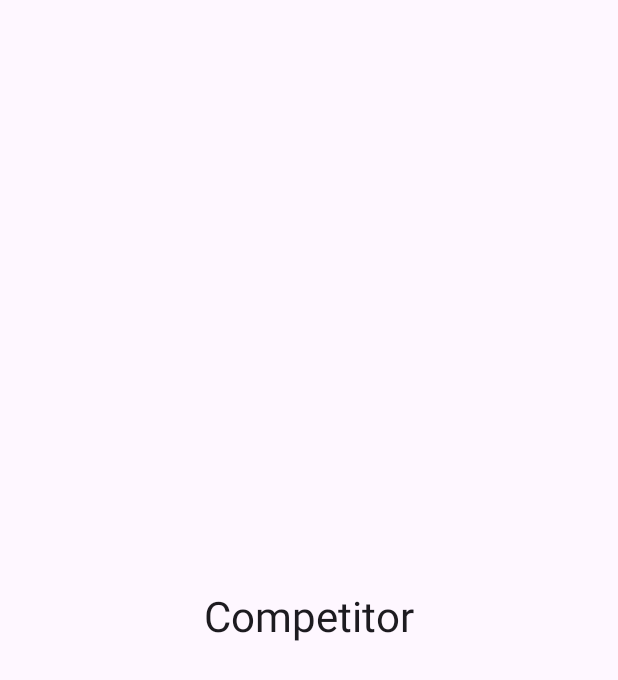
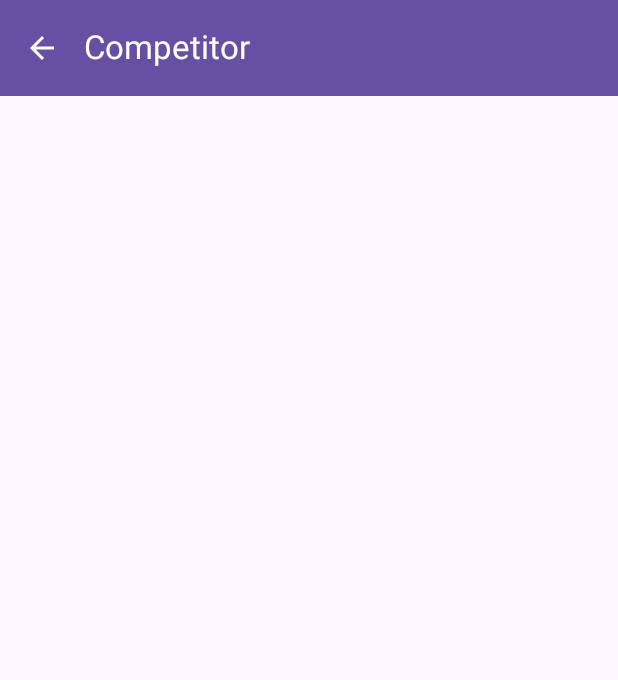
Before and after one commit to Sn11zy/MAD, an Android app built with Jetpack Compose: the CompetitorScreen screen opened through its navigation route, on a phone screen of 412 x 824 dp. Shown: the top 680 px of the screen. Run offline under Robolectric (Android 15) with nearby library versions, the phone set to English and light mode, and no system bars; our stand-ins replace Room's generated code.

Commit message:
headers for competitor and referee screens

```diff
--- a/app/src/main/java/com/example/sportsorganizer/MainActivity.kt
+++ b/app/src/main/java/com/example/sportsorganizer/MainActivity.kt
@@ -40,8 +40,12 @@ class MainActivity : ComponentActivity() {
                             HomeScreen(onNavigate = { route -> navController.navigate(route) })
                         }
                         composable("organize") { OrganizeScreen(competitionDao = db.competitionDao()) }
-                        composable("referee") { RefereeScreen() }
-                        composable("competitor") { CompetitorScreen() }
+                        composable("referee") { RefereeScreen(onUpPress = { navController.navigateUp()
+                        }) }
+                        composable("competitor") {
+                            CompetitorScreen(onUpPress = { navController.navigateUp()
+                                 })
+                        }
                         composable("about") {
                             AboutScreen(            onUpPress = { navController.navigateUp() }
                             )
--- a/app/src/main/java/com/example/sportsorganizer/ui/screens/CompetitorScreen.kt
+++ b/app/src/main/java/com/example/sportsorganizer/ui/screens/CompetitorScreen.kt
@@ -1,19 +1,78 @@
 package com.example.sportsorganizer.ui.screens
 
 import androidx.compose.foundation.layout.Box
+import androidx.compose.foundation.layout.Column
 import androidx.compose.foundation.layout.fillMaxSize
+import androidx.compose.foundation.layout.padding
+import androidx.compose.foundation.rememberScrollState
+import androidx.compose.foundation.verticalScroll
+import androidx.compose.material.icons.Icons
+import androidx.compose.material.icons.automirrored.filled.ArrowBack
+import androidx.compose.material3.ExperimentalMaterial3Api
+import androidx.compose.material3.Icon
+import androidx.compose.material3.IconButton
 import androidx.compose.material3.MaterialTheme
+import androidx.compose.material3.Scaffold
 import androidx.compose.material3.Text
+import androidx.compose.material3.TopAppBar
+import androidx.compose.material3.TopAppBarDefaults
 import androidx.compose.runtime.Composable
 import androidx.compose.ui.Alignment
 import androidx.compose.ui.Modifier
+import androidx.compose.ui.res.stringResource
+import androidx.compose.ui.text.font.FontWeight
+import androidx.compose.ui.text.style.TextAlign
+import androidx.compose.ui.tooling.preview.Preview
+import androidx.compose.ui.unit.dp
+import com.example.sportsorganizer.R
+import com.example.sportsorganizer.ui.theme.SportsOrganizerTheme
 
+@OptIn(ExperimentalMaterial3Api::class)
 @Composable
-fun CompetitorScreen() {
-    Box(
-        modifier = Modifier.fillMaxSize(),
-        contentAlignment = Alignment.Center
-    ) {
-        Text(text = "Competitor", style = MaterialTheme.typography.headlineMedium)
+fun CompetitorScreen(
+    onUpPress: () -> Unit
+) {
+
+    Scaffold(
+        topBar = {
+            TopAppBar(
+                title = { Text(stringResource(id = R.string.competitor_screen_title)) },
+                navigationIcon = {
+                    IconButton(onClick = onUpPress) {
+                        Icon(
+                            imageVector = Icons.AutoMirrored.Filled.ArrowBack,
+                            contentDescription = stringResource(id = R.string.navigate_back_description)
+                        )
+                    }
+                },
+                colors = TopAppBarDefaults.topAppBarColors(
+                    containerColor = MaterialTheme.colorScheme.primary,
+                    titleContentColor = MaterialTheme.colorScheme.onPrimary,
+                    navigationIconContentColor = MaterialTheme.colorScheme.onPrimary
+                )
+            )
+        }
+    ) {  innerPadding ->
+
+        Column(
+            modifier = Modifier
+                .padding(innerPadding)
+                .fillMaxSize()
+                .verticalScroll(rememberScrollState())
+                .padding(16.dp),
+            horizontalAlignment = Alignment.CenterHorizontally
+        ) {
+
+        }
+
     }
 }
+
+
+@Preview(showBackground = true)
+@Composable
+fun CompetitorScreenPreview() {
+    SportsOrganizerTheme {
+        CompetitorScreen(onUpPress = {})
+    }
+}
--- a/app/src/main/res/values/strings.xml
+++ b/app/src/main/res/values/strings.xml
@@ -4,4 +4,16 @@
     <string name="about_screen_title">About</string>
     <string name="about_screen_description">A mobile app designed for amateur sports competitions. The Sport Event Organizer helps event managers simplify planning and coordination by reducing manual work and paperwork. Organizers can easily create, manage, and track small-scale tournaments or matches through a streamlined interface.</string>
     <string name="navigate_back_description">Back</string>
+
+
+    <string name="competitor_screen_title">Competitor</string>
+
+    <string name="referee_screen_title">Referee</string>
+
+    <string name="organize_screen_title">Organize</string>
+
+    <string name="user_screen_title">User</string>
+
+
+
 </resources>
```
Also changed, not shown: app/src/main/java/com/example/sportsorganizer/ui/screens/RefereeScreen.kt (+63 -6 lines).
